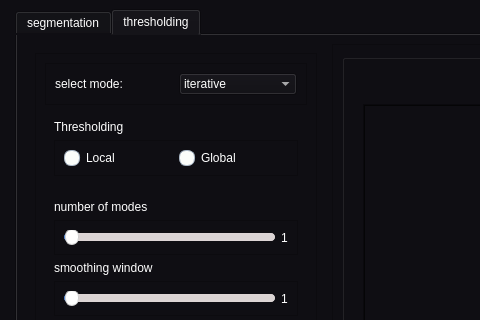
First picture: the form in ui.ui, repository Eagle-E-Y-E/Task4-Segmentation, before the edit; both pictures show x 0 to 480 and y 0 to 320 of the 999 by 830 pixel window.
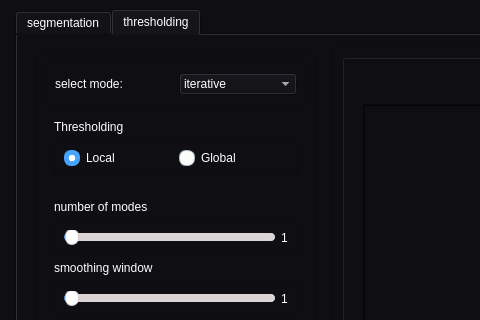
Second picture: the form after the edit. Icons and pictures are not drawn.

Commit message: thresholding tab UI

Patch:
```diff
--- a/ui.ui
+++ b/ui.ui
@@ -1604,6 +1604,9 @@
                       <property name="text">
                        <string>Local</string>
                       </property>
+                      <property name="checked">
+                       <bool>true</bool>
+                      </property>
                      </widget>
                     </item>
                     <item>
```
Left out of the diff: 2 changed lines with no effect on the pictures.
